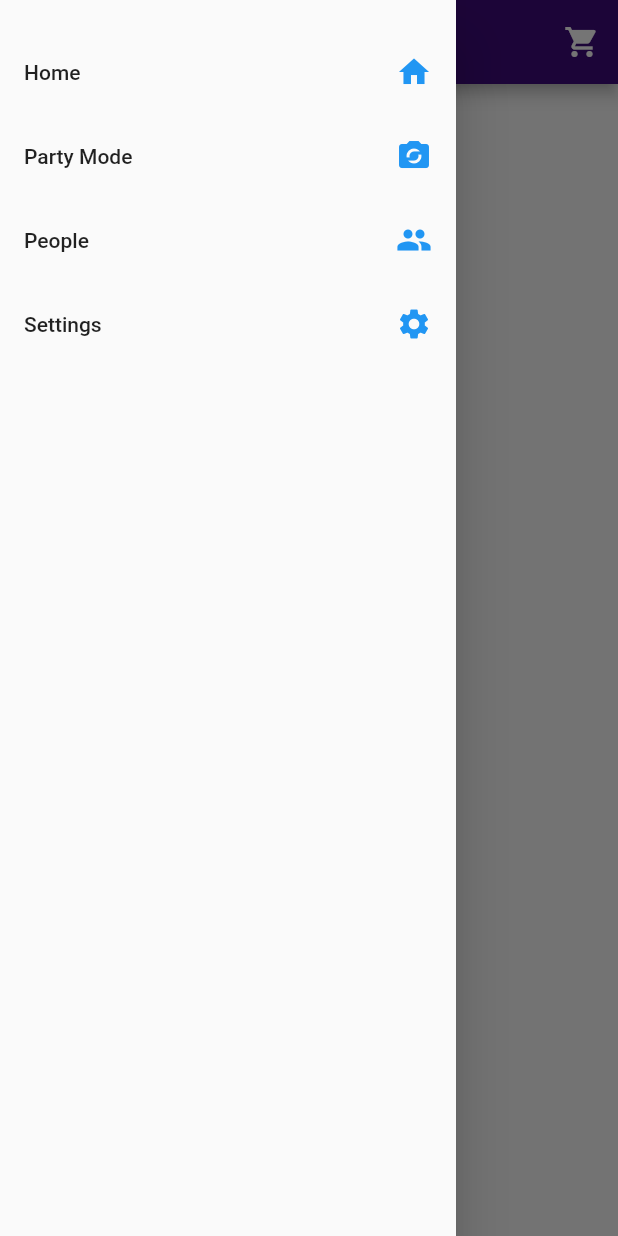
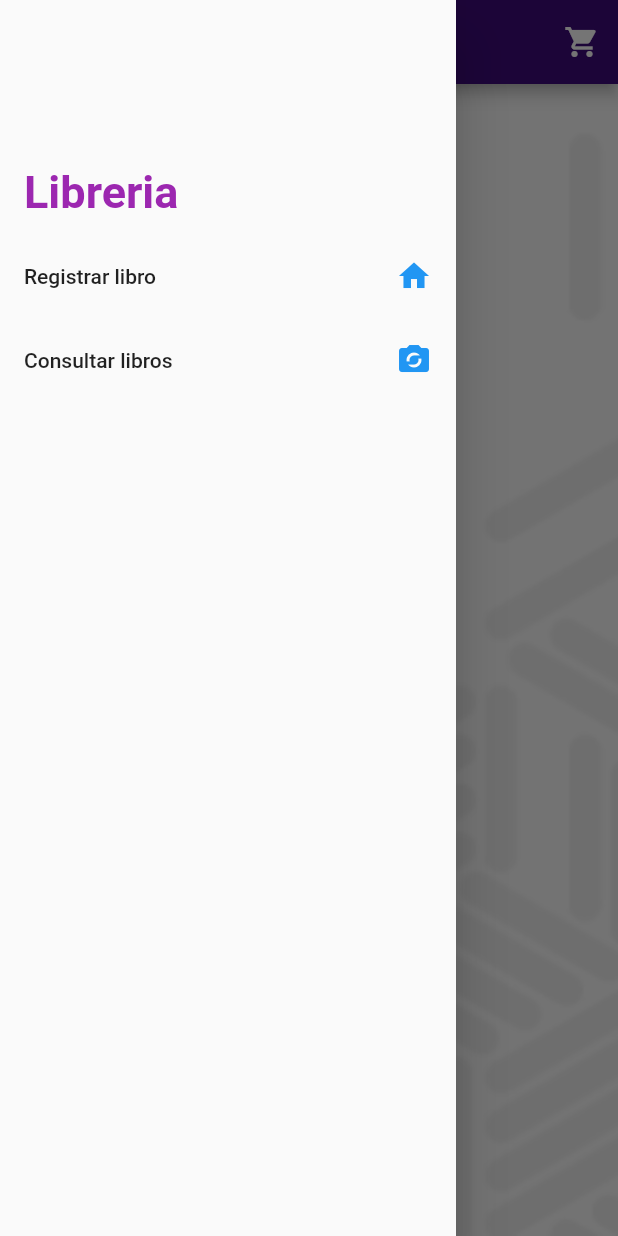
Before and after one commit to DavidOnofre24/libros, a Flutter app: the HomePage screen opened by its route, with the side drawer open, on a phone screen of 412 x 824 dp. Run offline on Flutter 3.47's test engine with Material 2 defaults, Android fonts, the phone set to English and light mode, and no system bars.

Commit message:
Page libro

```diff
--- a/lib/main.dart
+++ b/lib/main.dart
@@ -1,5 +1,6 @@
 import 'package:flutter/material.dart';
 import 'package:libreria/pages/home_page.dart';
+import 'package:libreria/pages/libro_page.dart';
 
 void main() => runApp(MyApp());
 
@@ -9,10 +10,11 @@ class MyApp extends StatelessWidget {
     return MaterialApp(
       title: 'Material App',
       debugShowCheckedModeBanner: false,
-      initialRoute: 'home',
+      initialRoute: 'libro',
       theme: ThemeData(primaryColor: Color.fromRGBO(62, 10, 122, 1)),
       routes: {
         'home': (BuildContext context) => HomePage(),
+        'libro': (BuildContext context) => LibroPage(),
       },
     );
   }
--- a/lib/pages/home_page.dart
+++ b/lib/pages/home_page.dart
@@ -12,13 +12,27 @@ class _HomePageState extends State<HomePage> {
   @override
   Widget build(BuildContext context) {
     return Scaffold(
-      appBar: AppBar(
-        title: Text('Home'),
-        actions: [
-          IconButton(icon: Icon(Icons.shopping_cart), onPressed: () {}),
-        ],
+        appBar: AppBar(
+          title: Text('Libreria Online'),
+          actions: [
+            IconButton(icon: Icon(Icons.shopping_cart), onPressed: () {}),
+          ],
+        ),
+        drawer: MenuWidget(),
+        body: Stack(
+          children: [
+            _fondoApp(),
+          ],
+        ));
+  }
+
+  Widget _fondoApp() {
+    return Container(
+      decoration: BoxDecoration(
+        image: DecorationImage(
+            image: AssetImage("assets/background-image.png"),
+            fit: BoxFit.cover),
       ),
-      drawer: MenuWidget(),
     );
   }
 }
--- a/lib/widgets/menu_widget.dart
+++ b/lib/widgets/menu_widget.dart
@@ -8,16 +8,28 @@ class MenuWidget extends StatelessWidget {
         padding: EdgeInsets.zero,
         children: [
           SizedBox(
-            height: 20,
+            height: 100,
+          ),
+          ListTile(
+            title: Text(
+              'Libreria',
+              style: TextStyle(
+                  fontSize: 30,
+                  color: Colors.purple,
+                  fontWeight: FontWeight.bold),
+            ),
+            onTap: () {
+              Navigator.pushReplacementNamed(context, 'home');
+            },
           ),
           ListTile(
             trailing: Icon(
               Icons.home,
               color: Colors.blue,
             ),
-            title: Text('Home'),
+            title: Text('Registrar libro'),
             onTap: () {
-              Navigator.pushReplacementNamed(context, 'home');
+              Navigator.pushReplacementNamed(context, 'libro');
             },
           ),
           ListTile(
@@ -25,25 +37,9 @@ class MenuWidget extends StatelessWidget {
               Icons.party_mode,
               color: Colors.blue,
             ),
-            title: Text('Party Mode'),
-            onTap: () {},
-          ),
-          ListTile(
-            trailing: Icon(
-              Icons.people,
-              color: Colors.blue,
-            ),
-            title: Text('People'),
-            onTap: () {},
-          ),
-          ListTile(
-            trailing: Icon(
-              Icons.settings,
-              color: Colors.blue,
-            ),
-            title: Text('Settings'),
+            title: Text('Consultar libros'),
             onTap: () {
-              Navigator.pushReplacementNamed(context, '');
+              Navigator.pushReplacementNamed(context, 'consultar');
             },
           ),
         ],
```
Also changed, not shown: lib/pages/consultar_page.dart (added, +15 -0 lines), lib/pages/libro_page.dart (added, +78 -0 lines).
